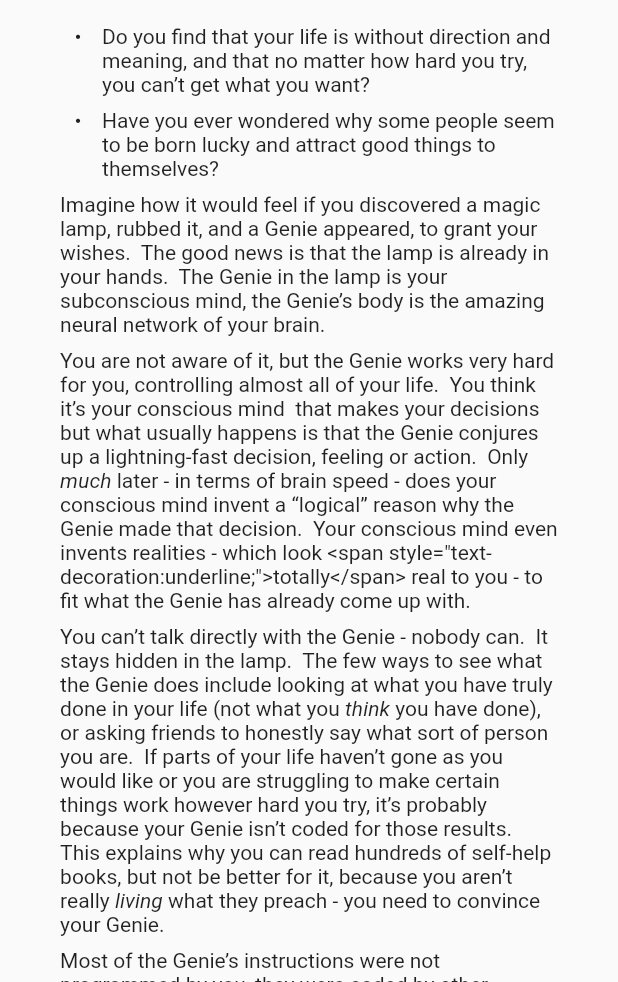
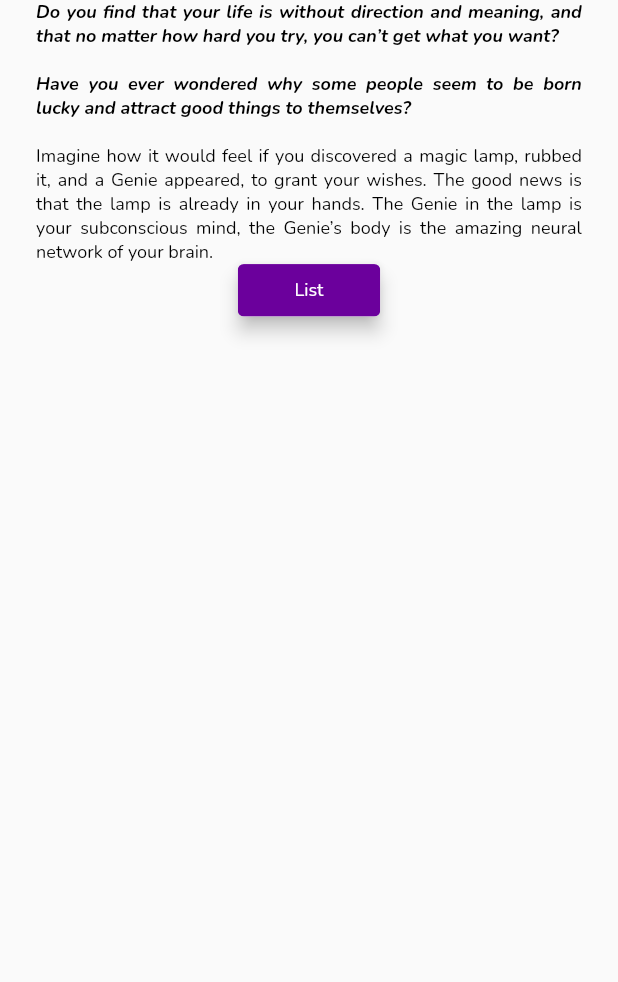
Before and after one commit to Uzairinshallah/ToDoAppp, a Flutter app: the LearnPage screen opened directly, on a phone screen of 412 x 824 dp, the part 254-1236 px from its top. Run offline on Flutter 3.47's test engine with Material 2 defaults, Android fonts, the phone set to English and light mode, and no system bars; our stand-ins replace audioplayers, device_preview, flutter_markdown, flutter_screenutil, google_fonts, hive and 1 more; accounts and stored records are empty.

Commit message:
learn page

```diff
--- a/lib/pages/learn_page.dart
+++ b/lib/pages/learn_page.dart
@@ -1,4 +1,3 @@
-
 import 'package:flutter/material.dart';
 import 'package:flutter_markdown/flutter_markdown.dart';
 import 'package:flutter_screenutil/flutter_screenutil.dart';
@@ -48,20 +47,68 @@ class _LearnPageState extends State<LearnPage> {
                 width: 150,
                 height: 100,
               ),
-              Text("Neural Genie",
+              Text(
+                "Neural Genie",
                 style: AppTextStyle.nunito(
                   style: const TextStyle(
                     fontSize: 40,
                     fontWeight: FontWeight.w500,
                     color: Color(0xff6b009c),
                   ),
-                  )),
-              Markdown(
+                ),
+              ),
+              RichText(
+                textAlign: TextAlign.justify,
+                text: TextSpan(
+                  text: "Do you find that your life is without direction and "
+                      "meaning, and that no matter how hard you try, you "
+                      "can’t get what you want?\n\nHave you ever wondered "
+                      "why some people seem to be born lucky and attract "
+                      "good things to themselves?\n\n",
+                  style: AppTextStyle.nunito(
+                    style: boldAndItalicStyle(),
+                  ),
+                  children: [
+                    TextSpan(
+                        text: "Imagine how it would feel if you discovered "
+                            "a magic lamp, rubbed it, and a Genie appeared, to grant"
+                            " your wishes. The good news is that the lamp is already"
+                            " in your hands. The Genie in the lamp is your subconscious"
+                            " mind, the Genie’s body is the amazing neural network "
+                            "of your brain.",
+                        style: AppTextStyle.nunito(style: normalStyle()))
+                  ],
+                ),
+              ),
+              elevatedButton(context),
+              SizedBox(
+                height: 20.h,
+              )
+            ],
+          ),
+        ),
+      ),
+    );
+  }
+
+  TextStyle boldAndItalicStyle() {
+    return const TextStyle(
+        fontWeight: FontWeight.bold,
+        color: Colors.black,
+        fontStyle: FontStyle.italic);
+  }
+
+  TextStyle normalStyle() {
+    return const TextStyle(
+        fontWeight: FontWeight.normal, fontStyle: FontStyle.normal);
+  }
+
+  Markdown buildMarkdown() {
+    return Markdown(
       shrinkWrap: true,
       controller: ScrollController(),
       selectable: true,
-                data:
-                    '''
+      data: '''
 * Do you find that your life is without direction and meaning, and that no matter how hard you try, you can’t get what you want?
 * Have you ever wondered why some people seem to be born lucky and attract good things to themselves?
 
@@ -188,19 +235,8 @@ That’s all there is to it.  The method works best if it is kept as simple as p
 [^5]:
     According to studies such as that carried out by the Gardner Center for Parkinson's Disease and Movement Disorders
 ''',
-              ),
-
-              elevatedButton(context),
-              SizedBox(
-                height: 20.h,
-              )
-            ],
-          ),
-        ),
-      ),
     );
   }
-
 
   Widget imageWidget(String imagePath) {
     return Center(
@@ -211,8 +247,6 @@ That’s all there is to it.  The method works best if it is kept as simple as p
       ),
     );
   }
-
-
 
   Widget elevatedButton(BuildContext context) {
     debugPrint(db.toDoList.length.toString());
@@ -256,10 +290,11 @@ That’s all there is to it.  The method works best if it is kept as simple as p
             ? const SizedBox()
             : Padding(
                 padding: EdgeInsets.symmetric(horizontal: 20.w),
-                child:  Text(
+                child: Text(
                   "You Have Successfully Added \n Your 49 Divinations",
                   textAlign: TextAlign.center,
-                  style: AppTextStyle.nunito(style: TextStyle(
+                  style: AppTextStyle.nunito(
+                      style: const TextStyle(
                     fontSize: 20,
                     color: Colors.black,
                   )),
```
Lines whose indentation alone changed are shown as unchanged.
